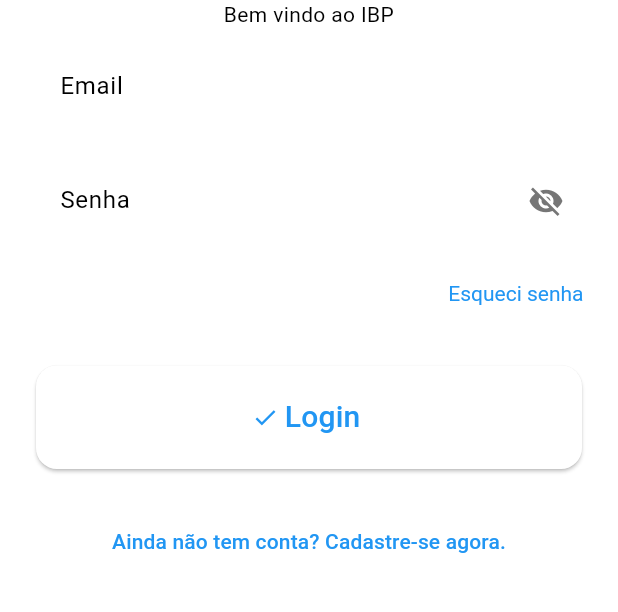
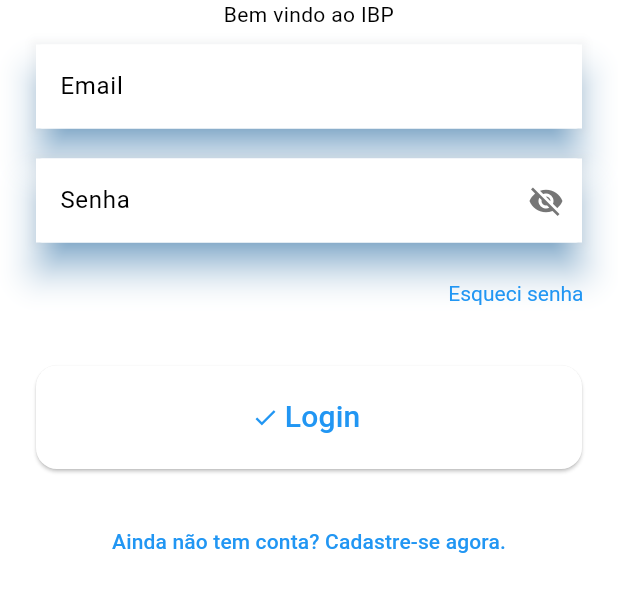
Before and after one commit to CristianoPam/inventario_ibp, a Flutter app: the screen it shows after launch, on a phone screen of 412 x 824 dp, the part 488-1100 px from its top. Run offline on Flutter 3.47's test engine with Material 3 defaults, Android fonts, the phone set to English and light mode, and no system bars; our stand-ins replace cloud_firestore, firebase_auth, firebase_core, flutter_riverpod, go_router; missing offline and left inert: validatorless; accounts and stored records are empty.

Commit message:
OutlineInputBorder_11-03-2024

```diff
--- a/lib/pages/login_page.dart
+++ b/lib/pages/login_page.dart
@@ -121,6 +121,8 @@ class _LoginPageState extends ConsumerState<LoginPage> {
                 Padding(
                   padding: const EdgeInsets.symmetric(
                       vertical: 10.0, horizontal: 24.0),
+                  child: Material(elevation: 10.0,
+                    shadowColor: Colors.blue,
                     child: TextFormField(
                       controller: _email,
                       decoration: const InputDecoration(
@@ -135,9 +137,12 @@ class _LoginPageState extends ConsumerState<LoginPage> {
                       ]),
                     ),
                   ),
+                ),
                 Padding(
                   padding: const EdgeInsets.symmetric(
                       vertical: 10.0, horizontal: 24.0),
+                  child: Material( elevation: 10.0,
+                    shadowColor: Colors.blue,
                     child: TextFormField(
                       controller: _password,
                       obscureText: _showPassword == false ? true : false,
@@ -178,11 +183,14 @@ class _LoginPageState extends ConsumerState<LoginPage> {
                       ]),
                     ),
                   ),
+                ),
                 Visibility(
                   visible: _passwordConfirmVisivel,
                   child: Padding(
                     padding: const EdgeInsets.symmetric(
                         vertical: 10.0, horizontal: 24.0),
+                    child: Material(elevation: 10.0,
+                    shadowColor: Colors.blue,
                       child: TextFormField(
                         controller: _passwordConfirm,
                         obscureText: _showPassword == false ? true : false,
@@ -223,6 +231,7 @@ class _LoginPageState extends ConsumerState<LoginPage> {
                           Validators.compare(
                               _password, 'Senha diferente de confirma senha')
                         ]),
+                      ),
                     ),
                   ),
                 ),
```
Lines whose indentation alone changed are shown as unchanged.
